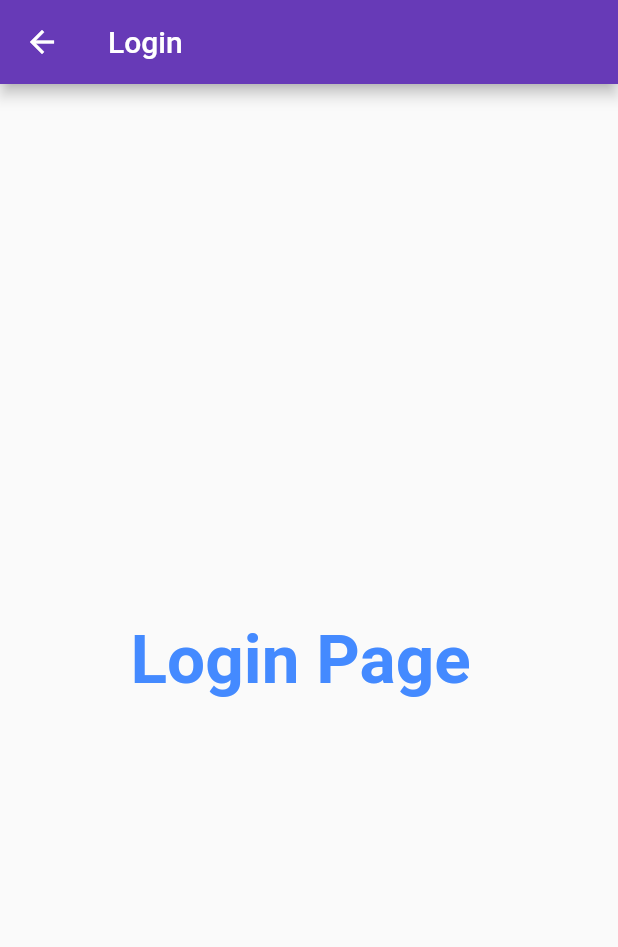
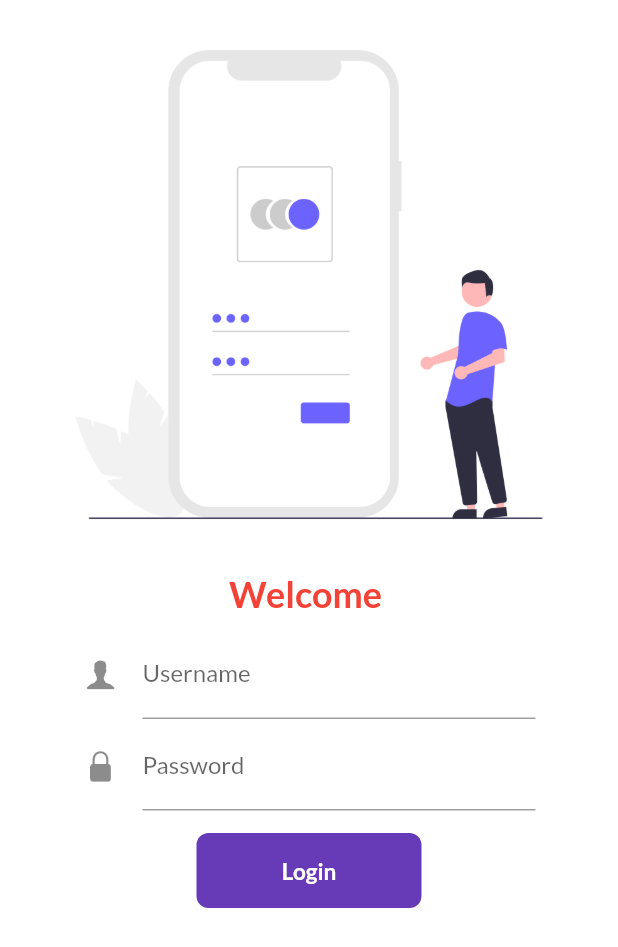
Before and after one commit to ajinkyavn1/Flutter-catlog, a Flutter app: the LoginPage screen opened by its route, on a phone screen of 412 x 824 dp. Shown: the top 947 px of the screen. Run offline on Flutter 3.47's test engine with Material 2 defaults, Android fonts, the phone set to English and light mode, and no system bars; our stand-ins replace google_fonts.

Commit message:
Flutter Catlog

```diff
--- a/lib/Pages/Login_Page.dart
+++ b/lib/Pages/Login_Page.dart
@@ -1,16 +1,110 @@
+import 'package:flutter/cupertino.dart';
+import 'package:frist_flutter/Pages/Routes.dart';
 import 'package:flutter/material.dart';
-class LoginPage extends StatelessWidget {
+
+class LoginPage extends StatefulWidget {
   const LoginPage({Key key}) : super(key: key);
 
   @override
+  _LoginPageState createState() => _LoginPageState();
+}
+
+class _LoginPageState extends State<LoginPage> {
+  String name="";
+  bool change=false;
+  final _formkey=GlobalKey<FormState>();
+  MovetoHome(BuildContext context)async{
+    if(_formkey.currentState.validate()) {
+      setState(() {
+        change = true;
+      });
+      await Future.delayed(Duration(seconds: 1));
+      await Navigator.pushNamed(context, MyRoutes.homepage);
+      setState(() {
+        change = false;
+      });
+    }
+  }
+  @override
   Widget build(BuildContext context) {
     return Scaffold(
-      appBar: AppBar(title: Text("Login"),),
-      body: Center(
-        child: Container(
-          child: Text("Login Page ",
-            style: TextStyle(fontSize: 45,color: Colors.blueAccent,fontWeight: FontWeight.bold),
-          ),
+      backgroundColor: Colors.white,
+      body: Form(
+        key: _formkey,
+
+        child: Column(
+          children: [
+            Image.asset("assets/images/login_bg.png",fit: BoxFit.cover),
+            SizedBox(height:2,),
+            Text("Welcome $name",style: TextStyle(fontWeight: FontWeight.bold,fontSize: 24,color: Colors.red),),
+
+           Padding(
+             padding: const EdgeInsets.symmetric(vertical: 10,horizontal:55),
+             child: Column(
+               children: [
+                 TextFormField(
+                   onChanged:(value)
+                   {
+                     name=value;
+                     setState(() {
+                     });
+                   },
+                   validator: (value){
+                     if(value.isEmpty)
+                       return "UserName is not Empty";
+                     else
+                       return null;
+                   },
+                   decoration: InputDecoration(
+                     icon: Icon(CupertinoIcons.person_alt),
+                     labelText: "Username",
+                     hintText: "Enter your username",
+                   ),
+                 ),
+                 SizedBox(height:2,),
+                 TextFormField(
+                   validator: (value)
+                   {
+                     if(value.isEmpty)
+                       return "Password Not be Empty";
+                     else if(value.length<8)
+                       return "Password Should be greter than 8";
+                     else
+                       return null;
+                   },
+                   obscureText: true,
+                   decoration: InputDecoration(
+                     icon: Icon(CupertinoIcons.lock_fill),
+                     labelText: "Password",
+                     hintText: "Password",
+                   ),
+                 ),
+                 SizedBox(height: 15,),
+                 Material(
+                   color: Colors.deepPurple,
+                   borderRadius: BorderRadius.circular(change?80:8),
+                   child: InkWell(
+                     onTap: ()=>MovetoHome(context),
+                     child: AnimatedContainer(
+
+                       duration: Duration(seconds: 1),
+                       width: change?50:150,
+                       height: 50,
+                       alignment: Alignment.center,
+                       child: change?Icon(Icons.done,color: Colors.white,)
+                           :Text("Login",
+                         style: TextStyle(
+                           color: Colors.white,
+                           fontSize: 15,
+                           fontWeight:FontWeight.bold,
+                         ),),
+                     ),
+                   ),
+                 ),
+               ],
+             ),
+           )
+          ],
         ),
       ),
     );
--- /dev/null
+++ b/lib/Pages/Routes.dart
@@ -0,0 +1,5 @@
+class MyRoutes {
+  static String homepage="/Home_Page";
+  static String LoginPage="/Login_Page";
+
+}
```
Also changed, not shown: lib/main.dart (+10 -3 lines), pubspec.yaml (+5 -3 lines), assets/images/login_bg.png (added), pubspec.lock, 1 other file.
